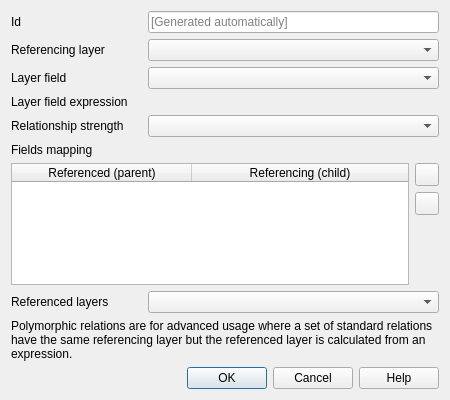
First picture: the form in src/ui/qgsrelationmanageraddpolymorphicdialogbase.ui, repository qgis/QGIS, before the edit.
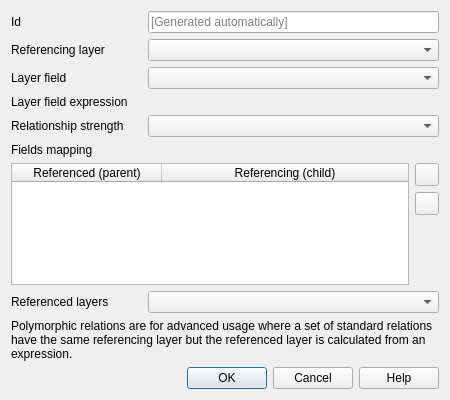
Second picture: the form after the edit. Icons and pictures are not drawn. Custom widgets are drawn as their Qt base class.

Patch:
```diff
--- a/src/ui/qgsrelationmanageraddpolymorphicdialogbase.ui
+++ b/src/ui/qgsrelationmanageraddpolymorphicdialogbase.ui
@@ -130,7 +130,7 @@
       <number>0</number>
      </property>
      <attribute name="horizontalHeaderDefaultSectionSize">
-      <number>180</number>
+      <number>150</number>
      </attribute>
      <attribute name="horizontalHeaderStretchLastSection">
       <bool>true</bool>
```
Left out of the diff: 2 changed lines with no effect on the pictures.
